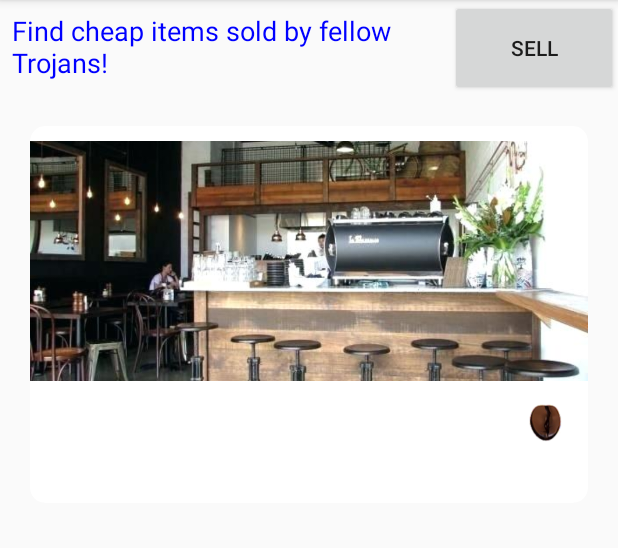
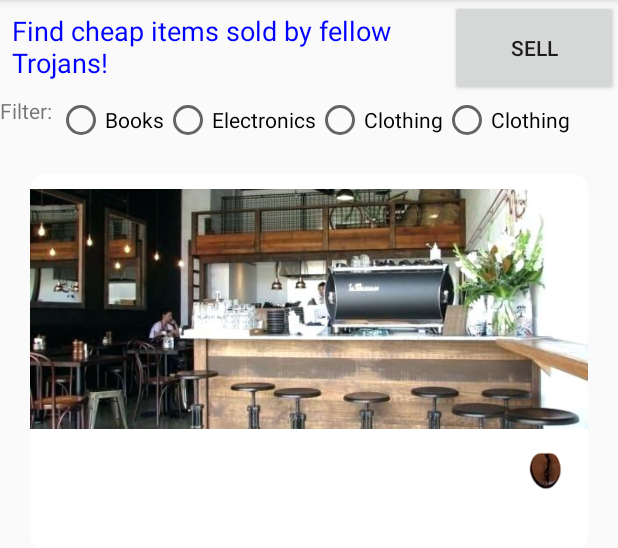
Before and after one commit to SalVerduzco/USClassifieds, an Android app: the MainListActivity screen opened directly, with no data from a screen before it, on a phone screen of 412 x 824 dp, the part 84-632 px from its top. Run offline under Robolectric (Android 15) with nearby library versions, the phone set to English and light mode, and no system bars.

Commit message:
Updates to buy related activitiesw.

```diff
--- a/app/build.gradle
+++ b/app/build.gradle
@@ -26,10 +26,8 @@ dependencies {
     implementation 'com.android.support:appcompat-v7:28.0.0'
     implementation 'com.android.support.constraint:constraint-layout:1.1.3'
     implementation 'com.android.support:cardview-v7:28.0.0'
-
     implementation 'androidx.constraintlayout:constraintlayout:1.1.3'
     implementation 'androidx.cardview:cardview:1.0.0'
-
     testImplementation 'junit:junit:4.12'
     androidTestImplementation 'androidx.test:runner:1.1.1'
     androidTestImplementation 'androidx.test.espresso:espresso-core:3.1.1'
--- a/app/src/main/AndroidManifest.xml
+++ b/app/src/main/AndroidManifest.xml
@@ -9,7 +9,8 @@
         android:roundIcon="@mipmap/ic_launcher_round"
         android:supportsRtl="true"
         android:theme="@style/AppTheme">
-        <activity android:name=".DetailActivity"></activity>
+        <activity android:name=".dummy"></activity>
+        <activity android:name=".DetailActivity" />
         <activity android:name=".MainListActivity" />
         <activity android:name=".AddItem" />
         <activity android:name=".MainActivity">
--- a/app/src/main/res/layout/main_list_activity.xml
+++ b/app/src/main/res/layout/main_list_activity.xml
@@ -29,6 +29,43 @@
             android:layout_gravity="top" />
     </LinearLayout>
 
+    <LinearLayout
+        android:layout_width="wrap_content"
+        android:layout_height="wrap_content"
+        android:orientation="horizontal">
+        <TextView
+            android:layout_width="wrap_content"
+            android:layout_height="wrap_content"
+            android:text="Filter: "></TextView>
+        <RadioGroup xmlns:android="http://schemas.android.com/apk/res/android"
+            android:layout_width="match_parent"
+            android:layout_height="wrap_content"
+            android:orientation="horizontal">
+            <RadioButton android:id="@+id/radio_books"
+                android:layout_width="wrap_content"
+                android:layout_height="wrap_content"
+                android:text="Books"
+                android:onClick="onRadioButtonClicked"/>
+            <RadioButton android:id="@+id/radio_electronics"
+                android:layout_width="wrap_content"
+                android:layout_height="wrap_content"
+                android:text="Electronics"
+                android:onClick="onRadioButtonClicked"/>
+            <RadioButton
+                android:id="@+id/radio_clothing"
+                android:layout_width="wrap_content"
+                android:layout_height="wrap_content"
+                android:text="Clothing"
+                android:onClick="onRadioButtonClicked"></RadioButton>
+            <RadioButton
+                android:id="@+id/radio_furniture"
+                android:layout_width="wrap_content"
+                android:layout_height="wrap_content"
+                android:text="Clothing"
+                android:onClick="onRadioButtonClicked"></RadioButton>
+        </RadioGroup>
+    </LinearLayout>
+
     <ListView
         android:layout_width="wrap_content"
         android:layout_height="wrap_content"
```
Also changed, not shown: app/src/main/java/itp341/verduzco/salvador/usclassifieds/DetailActivity.java (+22 -0 lines), app/src/main/java/itp341/verduzco/salvador/usclassifieds/Item.java (+21 -27 lines), app/src/main/java/itp341/verduzco/salvador/usclassifieds/ItemSingleton.java (+10 -0 lines), app/src/main/java/itp341/verduzco/salvador/usclassifieds/MainListActivity.java (+45 -5 lines), app/src/main/res/values/array.xml (+4 -51 lines).
